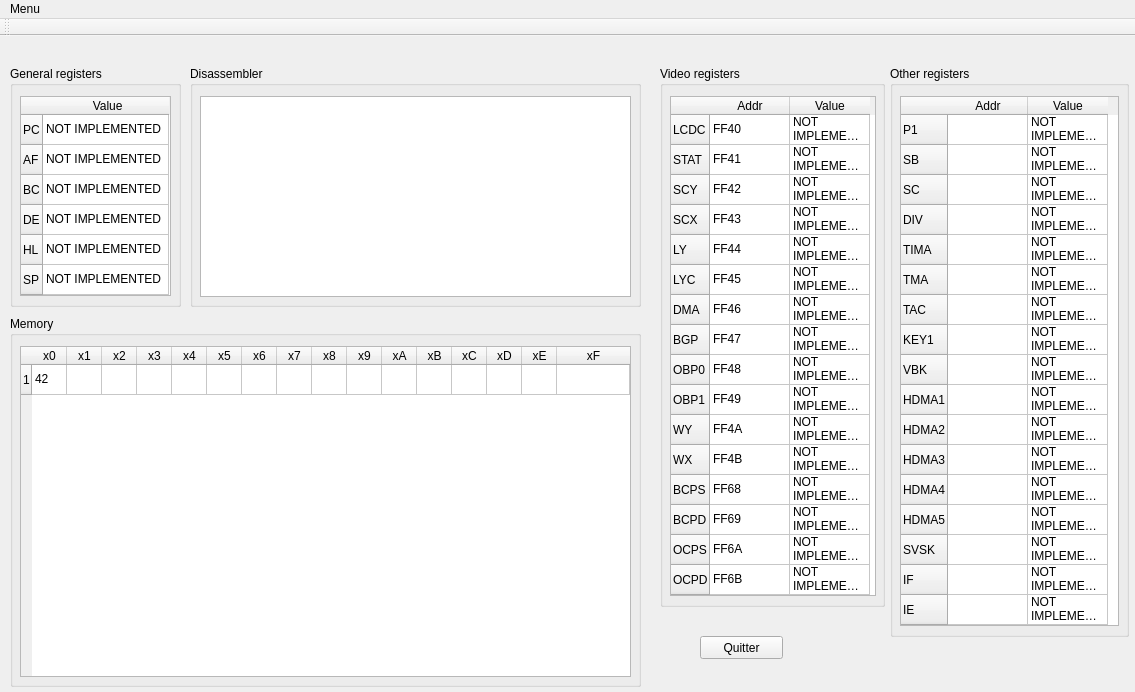
This is GUI/debugwindow.ui in gabkk/Gbemulator as Qt 5 draws it before an edit. The edited form follows.
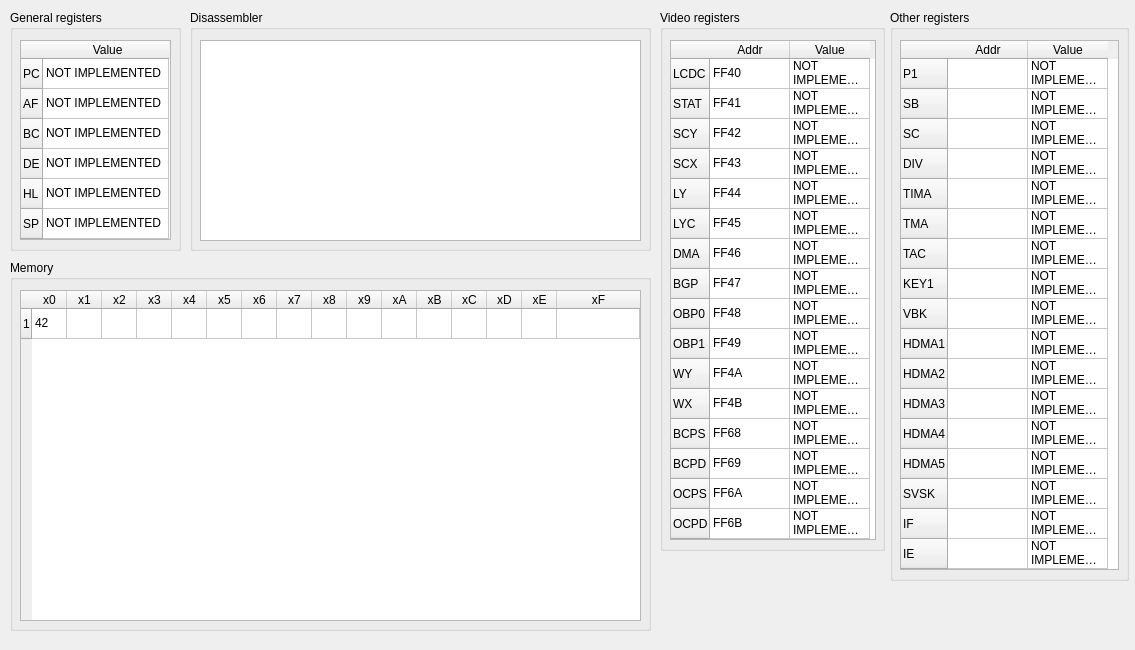
This is the edited form.

Patch:
```diff
--- a/GUI/debugwindow.ui
+++ b/GUI/debugwindow.ui
@@ -7,19 +7,19 @@
     <x>0</x>
     <y>0</y>
     <width>1135</width>
-    <height>692</height>
+    <height>650</height>
    </rect>
   </property>
   <property name="minimumSize">
    <size>
     <width>1135</width>
-    <height>692</height>
+    <height>650</height>
    </size>
   </property>
   <property name="maximumSize">
    <size>
     <width>1135</width>
-    <height>700</height>
+    <height>650</height>
    </size>
   </property>
   <property name="windowTitle">
@@ -30,8 +30,8 @@
     <property name="geometry">
      <rect>
       <x>10</x>
-      <y>280</y>
-      <width>631</width>
+      <y>260</y>
+      <width>641</width>
       <height>371</height>
      </rect>
     </property>
@@ -43,7 +43,7 @@
       <rect>
        <x>10</x>
        <y>30</y>
-       <width>611</width>
+       <width>621</width>
        <height>331</height>
       </rect>
      </property>
@@ -160,7 +160,7 @@
     <property name="geometry">
      <rect>
       <x>10</x>
-      <y>30</y>
+      <y>10</y>
       <width>171</width>
       <height>241</height>
      </rect>
@@ -257,7 +257,7 @@
     <property name="geometry">
      <rect>
       <x>660</x>
-      <y>30</y>
+      <y>10</y>
       <width>225</width>
       <height>541</height>
      </rect>
@@ -551,7 +551,7 @@
     <property name="geometry">
      <rect>
       <x>890</x>
-      <y>30</y>
+      <y>10</y>
       <width>239</width>
       <height>571</height>
      </rect>
@@ -769,8 +769,8 @@
     <property name="geometry">
      <rect>
       <x>190</x>
-      <y>30</y>
-      <width>451</width>
+      <y>10</y>
+      <width>461</width>
       <height>241</height>
      </rect>
     </property>
@@ -782,7 +782,7 @@
       <rect>
        <x>10</x>
        <y>30</y>
-       <width>431</width>
+       <width>441</width>
        <height>201</height>
       </rect>
      </property>
@@ -821,46 +821,6 @@
      </column>
     </widget>
    </widget>
-   <widget class="QPushButton" name="quitButton">
-    <property name="geometry">
-     <rect>
-      <x>700</x>
-      <y>600</y>
-      <width>83</width>
-      <height>23</height>
-     </rect>
-    </property>
-    <property name="text">
-     <string>Quitter</string>
-    </property>
-   </widget>
-  </widget>
-  <widget class="QMenuBar" name="menuBar">
-   <property name="geometry">
-    <rect>
-     <x>0</x>
-     <y>0</y>
-     <width>1135</width>
-     <height>20</height>
-    </rect>
-   </property>
-   <widget class="QMenu" name="menuMenu">
-    <property name="title">
-     <string>Menu</string>
-    </property>
-   </widget>
-   <addaction name="menuMenu"/>
-  </widget>
-  <widget class="QToolBar" name="toolBar">
-   <property name="windowTitle">
-    <string>toolBar</string>
-   </property>
-   <attribute name="toolBarArea">
-    <enum>TopToolBarArea</enum>
-   </attribute>
-   <attribute name="toolBarBreak">
-    <bool>false</bool>
-   </attribute>
   </widget>
   <action name="actionStep">
    <property name="text">
```
Left out of the diff: 2 changed lines with no effect on the pictures.
